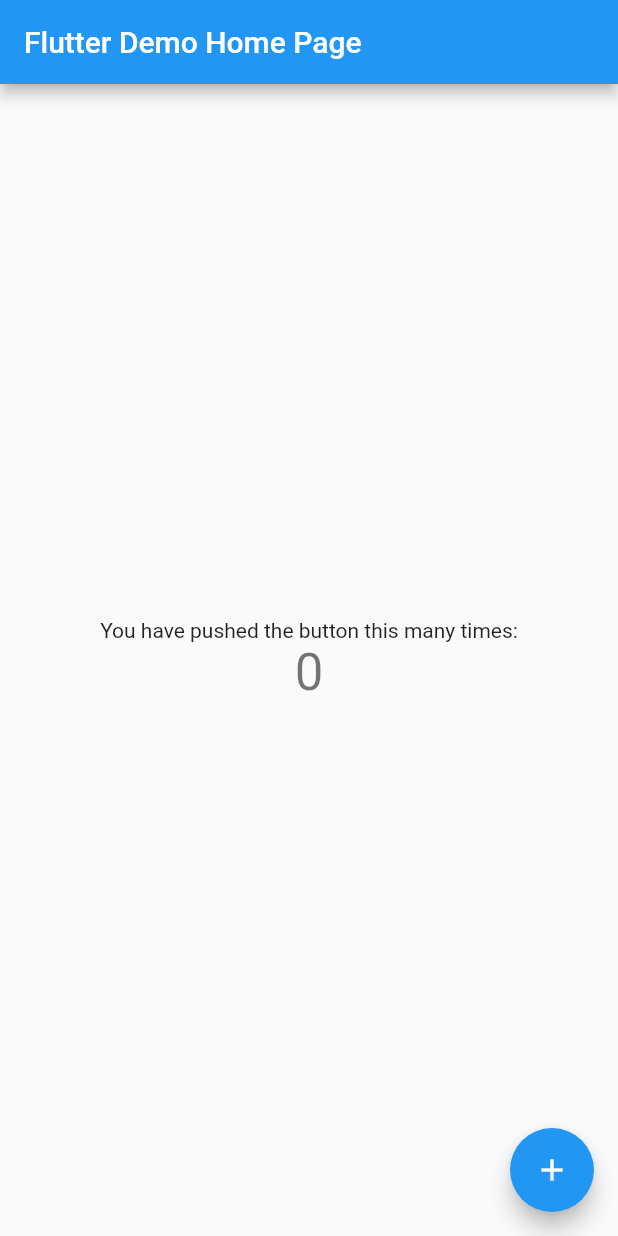
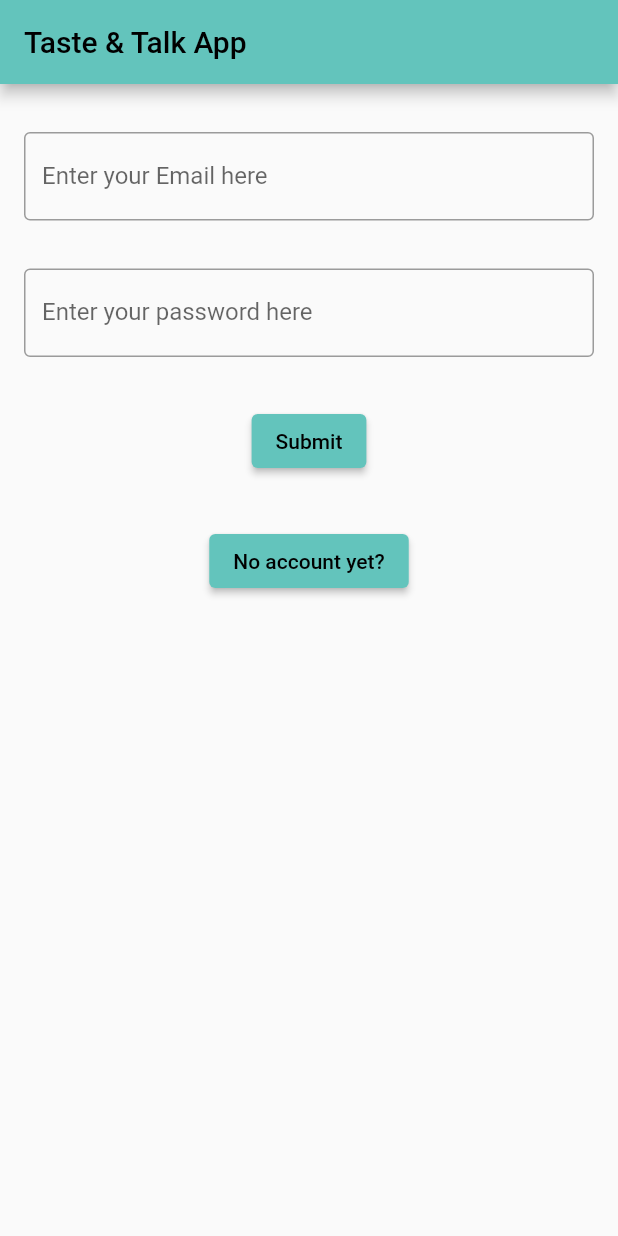
Before and after one commit to maxxkim/taste-and-talk, a Flutter app: the screen it shows after launch, on a phone screen of 412 x 824 dp. Run offline on Flutter 3.47's test engine with Material 2 defaults, Android fonts, the phone set to English and light mode, and no system bars; our stand-ins replace firebase_auth, firebase_core; accounts and stored records are empty.

```diff
--- a/lib/main.dart
+++ b/lib/main.dart
@@ -1,115 +1,52 @@
 import 'package:flutter/material.dart';
+import 'package:firebase_core/firebase_core.dart';
+import './firebase_options.dart';
+import 'views/auth/login.dart';
+import 'views/palette.dart';
 
-void main() {
-  runApp(const MyApp());
+Future<void> main() async {
+  WidgetsFlutterBinding.ensureInitialized();
+  await Firebase.initializeApp(
+    options: DefaultFirebaseOptions.currentPlatform,
+  );
+  runApp(
+    App(),
+  );
 }
 
-class MyApp extends StatelessWidget {
-  const MyApp({super.key});
-
-  // This widget is the root of your application.
+class App extends StatelessWidget {
   @override
   Widget build(BuildContext context) {
     return MaterialApp(
-      title: 'Flutter Demo',
+      title: "Taste & Talk App",
       theme: ThemeData(
-        // This is the theme of your application.
-        //
-        // Try running your application with "flutter run". You'll see the
-        // application has a blue toolbar. Then, without quitting the app, try
-        // changing the primarySwatch below to Colors.green and then invoke
-        // "hot reload" (press "r" in the console where you ran "flutter run",
-        // or simply save your changes to "hot reload" in a Flutter IDE).
-        // Notice that the counter didn't reset back to zero; the application
-        // is not restarted.
-        primarySwatch: Colors.blue,
-      ),
-      home: const MyHomePage(title: 'Flutter Demo Home Page'),
+          primarySwatch: Palette.kToDark //here is where the error resides
+          ),
+      home: const Login(title: 'Taste & Talk App'),
     );
   }
 }
 
-class MyHomePage extends StatefulWidget {
-  const MyHomePage({super.key, required this.title});
-
-  // This widget is the home page of your application. It is stateful, meaning
-  // that it has a State object (defined below) that contains fields that affect
-  // how it looks.
-
-  // This class is the configuration for the state. It holds the values (in this
-  // case the title) provided by the parent (in this case the App widget) and
-  // used by the build method of the State. Fields in a Widget subclass are
-  // always marked "final".
-
-  final String title;
-
-  @override
-  State<MyHomePage> createState() => _MyHomePageState();
-}
-
-class _MyHomePageState extends State<MyHomePage> {
-  int _counter = 0;
-
-  void _incrementCounter() {
-    setState(() {
-      // This call to setState tells the Flutter framework that something has
-      // changed in this State, which causes it to rerun the build method below
-      // so that the display can reflect the updated values. If we changed
-      // _counter without calling setState(), then the build method would not be
-      // called again, and so nothing would appear to happen.
-      _counter++;
-    });
-  }
+class HomePage extends StatelessWidget {
+  const HomePage({super.key});
 
   @override
   Widget build(BuildContext context) {
-    // This method is rerun every time setState is called, for instance as done
-    // by the _incrementCounter method above.
-    //
-    // The Flutter framework has been optimized to make rerunning build methods
-    // fast, so that you can just rebuild anything that needs updating rather
-    // than having to individually change instances of widgets.
     return Scaffold(
-      appBar: AppBar(
-        // Here we take the value from the MyHomePage object that was created by
-        // the App.build method, and use it to set our appbar title.
-        title: Text(widget.title),
-      ),
-      body: Center(
-        // Center is a layout widget. It takes a single child and positions it
-        // in the middle of the parent.
-        child: Column(
-          // Column is also a layout widget. It takes a list of children and
-          // arranges them vertically. By default, it sizes itself to fit its
-          // children horizontally, and tries to be as tall as its parent.
-          //
-          // Invoke "debug painting" (press "p" in the console, choose the
-          // "Toggle Debug Paint" action from the Flutter Inspector in Android
-          // Studio, or the "Toggle Debug Paint" command in Visual Studio Code)
-          // to see the wireframe for each widget.
-          //
-          // Column has various properties to control how it sizes itself and
-          // how it positions its children. Here we use mainAxisAlignment to
-          // center the children vertically; the main axis here is the vertical
-          // axis because Columns are vertical (the cross axis would be
-          // horizontal).
-          mainAxisAlignment: MainAxisAlignment.center,
-          children: <Widget>[
-            const Text(
-              'You have pushed the button this many times:',
-            ),
-            Text(
-              '$_counter',
-              style: Theme.of(context).textTheme.headline4,
+        appBar: AppBar(
+          title: const Text('Home Page'),
+        ),
+        body: Column(
+          children: [
+            Center(
+              child: ElevatedButton(
+                onPressed: () {
+                  Navigator.pop(context);
+                },
+                child: const Text("exit"),
+              ),
             ),
           ],
-        ),
-      ),
-      floatingActionButton: FloatingActionButton(
-        onPressed: _incrementCounter,
-        tooltip: 'Increment',
-        child: const Icon(Icons.add),
-      ), // This trailing comma makes auto-formatting nicer for build methods.
-    );
+        ));
   }
 }
--- /dev/null
+++ b/lib/views/auth/login.dart
@@ -0,0 +1,125 @@
+import 'package:flutter/material.dart';
+import 'package:firebase_auth/firebase_auth.dart';
+import '/views/auth/register.dart';
+import '/views/home.dart';
+
+class Login extends StatefulWidget {
+  const Login({super.key, required this.title});
+
+  final String title;
+
+  @override
+  State<Login> createState() => _LoginState();
+}
+
+class _LoginState extends State<Login> {
+  final _formKey = GlobalKey<FormState>();
+  TextEditingController emailController = TextEditingController();
+  TextEditingController passwordController = TextEditingController();
+
+  @override
+  Widget build(BuildContext context) {
+    return Scaffold(
+      appBar: AppBar(
+        title: Text(widget.title),
+      ),
+      body: Form(
+        key: _formKey,
+        child: Padding(
+          padding: const EdgeInsets.symmetric(horizontal: 8, vertical: 16),
+          child: Column(
+            crossAxisAlignment: CrossAxisAlignment.center,
+            children: [
+              Padding(
+                padding:
+                    const EdgeInsets.symmetric(horizontal: 8, vertical: 16),
+                child: TextFormField(
+                  controller: emailController,
+                  decoration: const InputDecoration(
+                      border: OutlineInputBorder(),
+                      labelText: "Enter your Email here"),
+                  validator: (value) {
+                    if (value == null || value.isEmpty) {
+                      return 'Please enter your email';
+                    }
+                    return null;
+                  },
+                ),
+              ),
+              Padding(
+                padding:
+                    const EdgeInsets.symmetric(horizontal: 8, vertical: 16),
+                child: TextFormField(
+                  controller: passwordController,
+                  obscureText: true,
+                  decoration: const InputDecoration(
+                      border: OutlineInputBorder(),
+                      labelText: "Enter your password here"),
+                  validator: (value) {
+                    if (value == null || value.isEmpty) {
+                      return 'Please enter your password';
+                    }
+                    return null;
+                  },
+                ),
+              ),
+              Padding(
+                padding:
+                    const EdgeInsets.symmetric(horizontal: 8, vertical: 16.0),
+                child: Center(
+                  child: ElevatedButton(
+                    onPressed: () {
+                      if (signInWithEmailAndPassword(
+                              emailController.text, passwordController.text) !=
+                          null) {
+                        Navigator.pushReplacement(
+                            context,
+                            MaterialPageRoute(
+                              builder: (context) => const HomePage(),
+                            ));
+                      }
+                    },
+                    child: const Text('Submit'),
+                  ),
+                ),
+              ),
+              Padding(
+                padding:
+                    const EdgeInsets.symmetric(horizontal: 8, vertical: 16.0),
+                child: Center(
+                  child: ElevatedButton(
+                    child: const Text('No account yet?'),
+                    onPressed: () {
+                      Navigator.push(
+                        context,
+                        MaterialPageRoute(
+                            builder: (context) =>
+                                const Register(title: 'Sign up')),
+                      );
+                    },
+                  ),
+                ),
+              ),
+            ],
+          ),
+        ),
+      ),
+    );
+  }
+}
+
+Future signInWithEmailAndPassword(String email, String password) async {
+  try {
+    FirebaseAuth auth = FirebaseAuth.instance;
+    UserCredential userCredential =
+        await auth.signInWithEmailAndPassword(email: email, password: password);
+    return userCredential;
+  } on FirebaseAuthException catch (e) {
+    if (e.code == 'user-not-found') {
+      print('No user found for that email.');
+    } else if (e.code == 'wrong-password') {
+      print('Wrong password provided for that user.');
+    }
+    return null;
+  }
+}
--- /dev/null
+++ b/lib/views/palette.dart
@@ -0,0 +1,19 @@
+import 'package:flutter/material.dart';
+
+class Palette {
+  static const MaterialColor kToDark = const MaterialColor(
+    0xff63c4bc, // 0% comes in here, this will be color picked if no shade is selected when defining a Color property which doesn’t require a swatch.
+    const <int, Color>{
+      50: const Color(0xff59b0a9), //10%
+      100: const Color(0xff4f9d96), //20%
+      200: const Color(0xff4f9d96), //30%
+      300: const Color(0xff3b7671), //40%
+      400: const Color(0xff32625e), //50%
+      500: const Color(0xff284e4b), //60%
+      600: const Color(0xff1e3b38), //70%
+      700: const Color(0xff142726e), //80%
+      800: const Color(0xff0a1413), //90%
+      900: const Color(0xff000000), //100%
+    },
+  );
+}
--- /dev/null
+++ b/lib/views/personal.dart
@@ -0,0 +1 @@
+import 'package:flutter/material.dart';
--- a/pubspec.yaml
+++ b/pubspec.yaml
@@ -1,4 +1,4 @@
-name: loginapp
+name: Taste & Talk
 description: A new Flutter project.
 
 # The following line prevents the package from being accidentally published to
@@ -36,6 +36,8 @@ dependencies:
   # The following adds the Cupertino Icons font to your application.
   # Use with the CupertinoIcons class for iOS style icons.
   cupertino_icons: ^1.0.2
+  firebase_auth: ^4.4.0
+  firebase_core: ^2.9.0
 
 dev_dependencies:
   flutter_test:
```
Also changed, not shown: lib/login.dart (added, +125 -0 lines), lib/views/auth/register.dart (added, +127 -0 lines), lib/views/home.dart (added, +55 -0 lines), lib/calendar.dart (added), lib/events.dart (added), lib/firebase_options.dart (added), lib/views/settings.dart (added), pubspec.lock, 9 other files.
